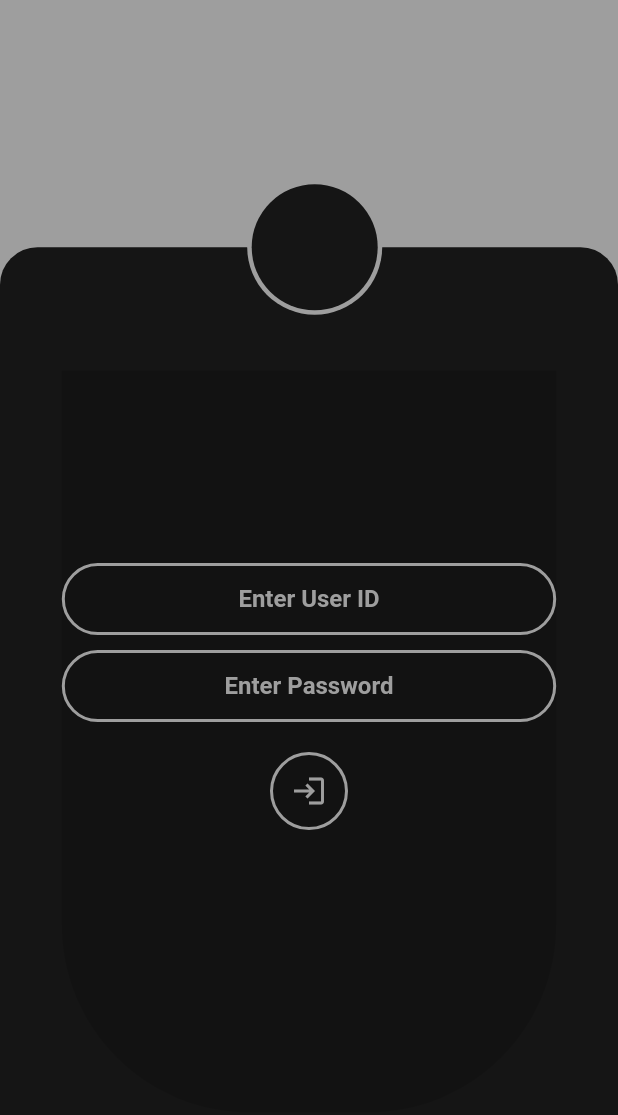
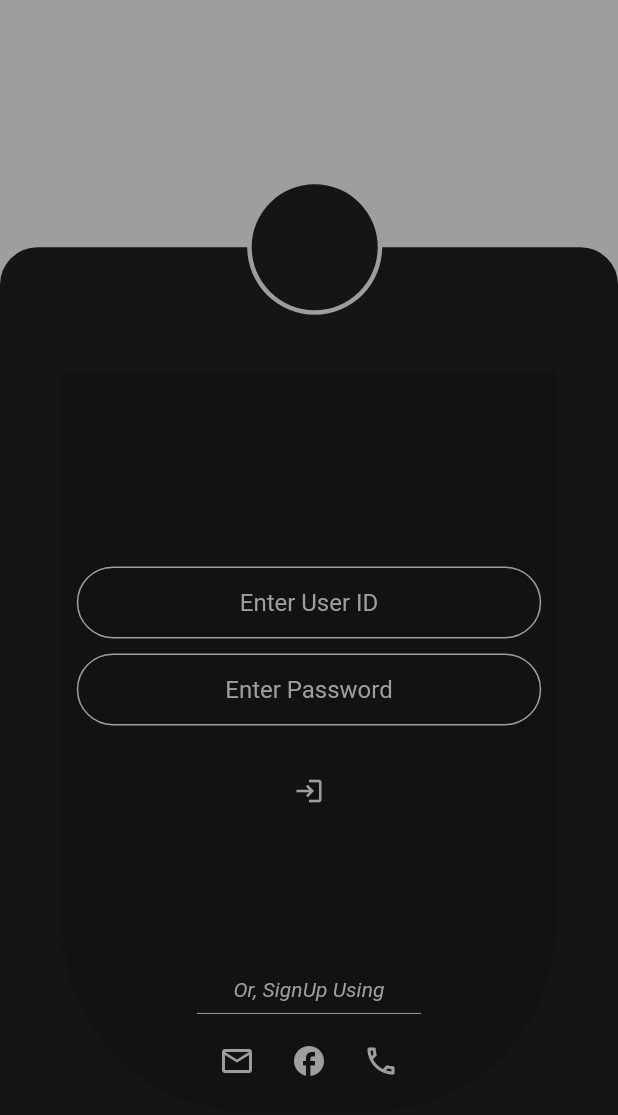
Before and after one commit to hrTomal/dark_login_UI, a Flutter app: the screen it shows after launch, on a phone screen of 412 x 824 dp. Shown: the top 1115 px of the screen. Run offline on Flutter 3.47's test engine with Material 2 defaults, Android fonts, the light colour scheme and no system bars.

Commit message:
'modified'

```diff
--- a/lib/constants.dart
+++ b/lib/constants.dart
@@ -15,7 +15,7 @@ const inputFieldStyle = InputDecoration(
 const inputDecoration = InputDecoration(
   hintText: 'Demo Text',
   hintStyle: TextStyle(
-    fontWeight: FontWeight.bold,
+    fontWeight: FontWeight.normal,
     color: Colors.grey,
   ),
   contentPadding: EdgeInsets.symmetric(vertical: 10.0, horizontal: 20.0),
@@ -23,7 +23,7 @@ const inputDecoration = InputDecoration(
     borderRadius: BorderRadius.all(Radius.circular(32.0)),
   ),
   enabledBorder: OutlineInputBorder(
-    borderSide: BorderSide(color: Colors.grey, width: 2.0),
+    borderSide: BorderSide(color: Colors.grey, width: 1.0),
     borderRadius: BorderRadius.all(Radius.circular(32.0)),
   ),
   focusedBorder: OutlineInputBorder(
--- a/lib/screens/login.dart
+++ b/lib/screens/login.dart
@@ -1,4 +1,5 @@
 import 'package:flutter/material.dart';
+import 'package:flutter/rendering.dart';
 import 'package:flutter/services.dart';
 
 import '../constants.dart';
@@ -37,27 +38,13 @@ class LoginUI extends StatelessWidget {
                   ),
                 ),
               ),
-              // Positioned(
-              //   bottom: MediaQuery.of(context).size.height * 0.1,
-              //   left: MediaQuery.of(context).size.width * 0.2,
-              //   child: CircleAvatar(
-              //     radius: MediaQuery.of(context).size.width * .3,
-              //     backgroundColor: Colors.red,
-              //     child: CircleAvatar(
-              //       child: IconButton(
-              //         alignment: Alignment.bottomCenter,
-              //         icon: Icon(Icons.login),
-              //         onPressed: () {},
-              //       ),
-              //     ),
-              //   ),
-              // ),
               Positioned(
                 bottom: MediaQuery.of(context).size.height * 0.1,
                 left: MediaQuery.of(context).size.width * 0.1,
                 child: Container(
                   width: MediaQuery.of(context).size.width * 0.8,
                   height: MediaQuery.of(context).size.height * 0.6,
+                  padding: EdgeInsets.all(10),
                   decoration: const BoxDecoration(
                     color: Colors.black12,
                     // gradient: LinearGradient(
@@ -75,7 +62,7 @@ class LoginUI extends StatelessWidget {
                     ),
                   ),
                   child: Column(
-                    mainAxisAlignment: MainAxisAlignment.center,
+                    mainAxisAlignment: MainAxisAlignment.end,
                     children: [
                       TextField(
                         textAlign: TextAlign.center,
@@ -101,24 +88,52 @@ class LoginUI extends StatelessWidget {
                       const SizedBox(
                         height: 20,
                       ),
-                      Container(
-                        decoration: BoxDecoration(
-                          shape: BoxShape.circle,
-                          border: Border.all(
-                            color: Colors.grey,
-                            width: 2.0,
-                          ),
-                        ),
-                        child: IconButton(
-                          onPressed: () {},
-                          icon: const Icon(
-                            Icons.login,
-                            color: Colors.grey,
-                          ),
+                      IconButton(
+                        onPressed: () {},
+                        icon: const Icon(
+                          Icons.login,
+                          color: Colors.grey,
+                          size: 20,
                         ),
                       ),
                       const SizedBox(
-                        height: 60,
+                        height: 100,
+                      ),
+                      const Text(
+                        'Or, SignUp Using',
+                        style: TextStyle(
+                            fontStyle: FontStyle.italic, color: Colors.grey),
+                      ),
+                      const Divider(
+                        color: Colors.grey,
+                        indent: 80,
+                        endIndent: 80,
+                      ),
+                      Row(
+                        mainAxisAlignment: MainAxisAlignment.center,
+                        children: [
+                          IconButton(
+                            onPressed: () {},
+                            icon: const Icon(
+                              Icons.mail_outline_outlined,
+                              color: Colors.grey,
+                            ),
+                          ),
+                          IconButton(
+                            onPressed: () {},
+                            icon: const Icon(
+                              Icons.facebook_outlined,
+                              color: Colors.grey,
+                            ),
+                          ),
+                          IconButton(
+                            onPressed: () {},
+                            icon: const Icon(
+                              Icons.local_phone_outlined,
+                              color: Colors.grey,
+                            ),
+                          ),
+                        ],
                       ),
                     ],
                   ),
```
